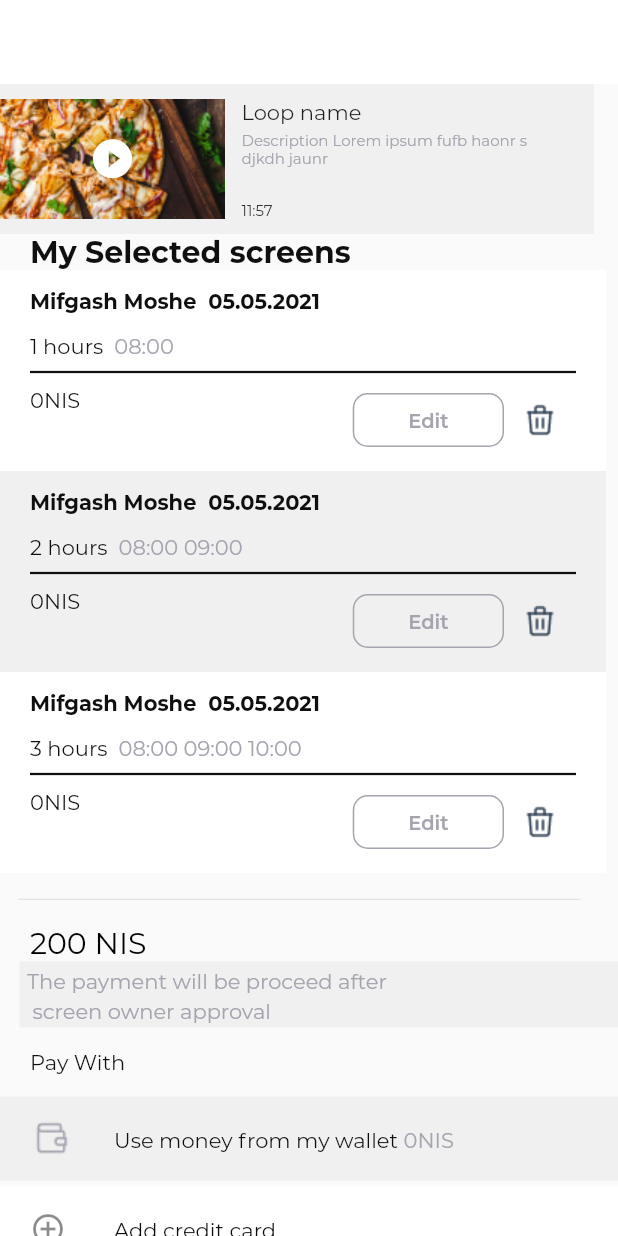
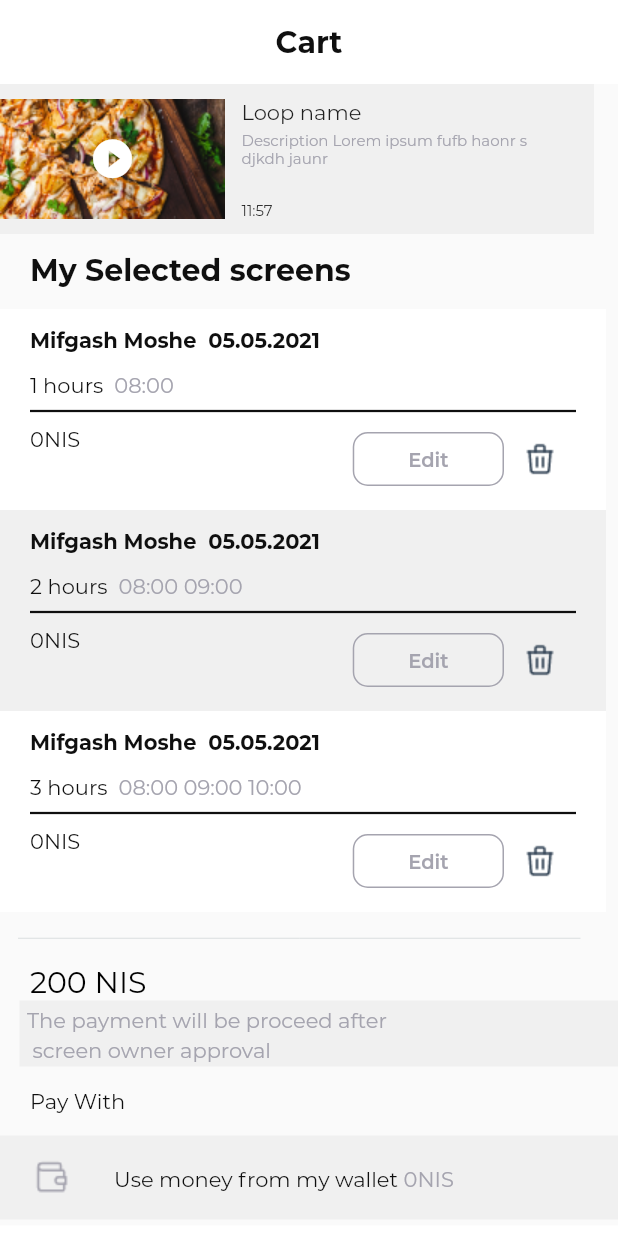
Before and after one commit to Cheshireus/test_task, a Flutter app: the CartScreen screen opened by its route, on a phone screen of 412 x 824 dp. Run offline on Flutter 3.47's test engine with Material 2 defaults, Android fonts, the light colour scheme and no system bars; our stand-ins replace gradient_widgets.

Commit message:
add next screen

```diff
--- a/lib/main.dart
+++ b/lib/main.dart
@@ -2,7 +2,7 @@
 
 import 'package:test_task/screens/cart_screen.dart';
 import 'package:test_task/screens/order_summary.dart';
-import 'resources/thems.dart';
+import 'resources/theme.dart';
 
 main() {
   runApp(MyApp());
--- a/lib/resources/thems.dart
+++ b/lib/resources/theme.dart
@@ -31,54 +31,59 @@
 
 // ignore: camel_case_types
 class kTextStyle {
-  static const TextStyle appBarTitle = TextStyle(
+  static const appBarTitle = TextStyle(
     fontFamily: 'Montserrat',
     fontSize: 20,
     color: const Color(0xff0f0f0f),
     fontWeight: FontWeight.w700,
   );
-  static const TextStyle kVideoListTitleTextStyle = TextStyle(
+  static const kVideoListTitleTextStyle = TextStyle(
     fontFamily: 'Montserrat',
     fontSize: 14,
   );
-  static const TextStyle kVideoSubtitleTextStyle = TextStyle(
+  static const kVideoSubtitleTextStyle = TextStyle(
     fontFamily: 'Montserrat',
     fontSize: 10,
     color: Color(0xffa5a4af),
   );
-  static const TextStyle kVideoSubtitleTime = TextStyle(
+  static const kVideoSubtitleTime = TextStyle(
     fontFamily: 'Montserrat',
     fontSize: 10,
     color: const Color(0xff1a1a1a),
   );
-  static const TextStyle montserratRegular20black = TextStyle(
+  static const montserratRegular20black = TextStyle(
     fontFamily: 'Montserrat',
     fontSize: 20,
     color: const Color(0xff000000),
   );
-  static const TextStyle montserratRegular14 = TextStyle(
+  static const montserratRegular14 = TextStyle(
     fontFamily: 'Montserrat',
     fontSize: 14,
     color: const Color(0xffa5a4af),
     height: 1.4285714285714286,
   );
 
-  static const TextStyle montserratRegular14Black = TextStyle(
+  static const montserratRegular14Black = TextStyle(
     fontFamily: 'Montserrat',
     fontSize: 14,
     color: const Color(0xff0f0f0f),
     height: 1.4285714285714286,
   );
-  static const TextStyle button = TextStyle(
+  static const button = TextStyle(
     fontFamily: 'Montserrat',
     fontSize: 13,
     color: const Color(0xffffffff),
     fontWeight: FontWeight.w600,
   );
-  static const TextStyle TitleBold = TextStyle(
+  static const TitleBold = TextStyle(
     fontFamily: 'Montserrat',
     fontSize: 14,
     color: const Color(0xff0f0f0f),
     fontWeight: FontWeight.w700,
   );
+  static const montserra13Blue = TextStyle(
+    fontFamily: 'Montserrat',
+    fontSize: 13,
+    color: const Color(0xff168fcf),
+  );
 }
--- a/lib/screens/build_card_screen/build_app_bar.dart
+++ b/lib/screens/build_card_screen/build_app_bar.dart
@@ -1,14 +1,21 @@
 import 'package:flutter/material.dart';
-import 'package:test_task/resources/const_screens_date.dart';
+import 'package:test_task/resources/const_string.dart';
+import 'package:test_task/resources/theme.dart';
 
 AppBar buildAppBar(BuildContext context) {
   return AppBar(
     elevation: 0,
     leading: IconButton(
       icon: Icon(Icons.arrow_back_ios),
-      onPressed: () {},
+      onPressed: () {
+        Navigator.pop(context);
+        //todo ontap back
+      },
     ),
-    title: Text(kCartScreenData.appBarTitle),
+    title: Text(
+      kStringCart.appBarTitle,
+      style: kTextStyle.appBarTitle,
+    ),
     centerTitle: true,
   );
 }
--- a/lib/screens/build_card_screen/build_history_list.dart
+++ b/lib/screens/build_card_screen/build_history_list.dart
@@ -1,16 +1,16 @@
 import 'package:flutter/material.dart';
 import 'package:test_task/resources/example_date.dart';
-import 'package:test_task/resources/thems.dart';
+import 'package:test_task/resources/theme.dart';
 import 'package:test_task/widgets/history_list_title.dart';
-import 'package:test_task/resources/const_screens_date.dart';
+import 'package:test_task/resources/const_string.dart';
 
 Widget buildHistoryList(BuildContext context) {
   return Column(
     crossAxisAlignment: CrossAxisAlignment.start,
     children: [
       Padding(
-        padding: kPadding.standardHorizontal,
-        child: Text(kCartScreenData.title, style: kTextStyle.appBarTitle),
+        padding: kPadding.standardHorizontal.copyWith(top: 12, bottom: 14),
+        child: Text(kStringCart.title, style: kTextStyle.appBarTitle),
       ),
       Container(
         constraints: BoxConstraints(maxHeight: 500),
--- a/lib/screens/build_card_screen/build_payment_description.dart
+++ b/lib/screens/build_card_screen/build_payment_description.dart
@@ -1,6 +1,6 @@
 import 'package:flutter/material.dart';
-import 'package:test_task/resources/thems.dart';
-import 'package:test_task/resources/const_screens_date.dart';
+import 'package:test_task/resources/theme.dart';
+import 'package:test_task/resources/const_string.dart';
 import 'package:test_task/resources/example_date.dart';
 
 Widget buildPaymentDescription(BuildContext context) {
@@ -10,8 +10,7 @@
       Padding(
         padding: kPadding.standardHorizontal,
         child: Text(
-          (exampleCountNis.count.toString() + kCartScreenData.nis)
-              .toUpperCase(),
+          (exampleCountNis.count.toString() + kStringCart.nis).toUpperCase(),
           style: kTextStyle.montserratRegular20black,
         ),
       ),
@@ -21,7 +20,7 @@
         width: double.infinity,
         color: kColors.lightGray,
         child: Text(
-          kCartScreenData.descriptionNis,
+          kStringCart.descriptionNis,
           style: kTextStyle.montserratRegular14,
         ),
       ),
--- a/lib/screens/build_card_screen/build_video_list_title.dart
+++ b/lib/screens/build_card_screen/build_video_list_title.dart
@@ -1,6 +1,6 @@
 import 'package:flutter/material.dart';
 import 'package:test_task/widgets/video_list_title.dart';
-import 'package:test_task/resources/thems.dart';
+import 'package:test_task/resources/theme.dart';
 import 'package:test_task/resources/example_date.dart';
 
 Container buildVideoListTitle(BuildContext context) {
--- a/lib/screens/cart_screen.dart
+++ b/lib/screens/cart_screen.dart
@@ -6,8 +6,8 @@
 import 'build_card_screen/build_list_payment_options.dart';
 import 'build_card_screen/build_payment_description.dart';
 import 'build_card_screen/build_video_list_title.dart';
-import 'package:test_task/resources/thems.dart';
-import 'package:test_task/resources/const_screens_date.dart';
+import 'package:test_task/resources/theme.dart';
+import 'package:test_task/resources/const_string.dart';
 
 class CartScreen extends StatelessWidget {
   static const id = "card";
@@ -15,7 +15,8 @@
   @override
   Widget build(BuildContext context) {
     // final size = MediaQuery.of(context).size.width;
-    return Scaffold(
+    return SafeArea(
+      child: Scaffold(
         appBar: buildAppBar(context),
         body: SingleChildScrollView(
           child: Column(
@@ -29,7 +30,7 @@
                 padding:
                     kPadding.standardHorizontal.copyWith(top: 12, bottom: 12),
                 child: Text(
-                kCartScreenData.payWith,
+                  kStringCart.payWith,
                   style: kTextStyle.montserratRegular14Black,
                 ),
               ),
@@ -41,12 +42,13 @@
                     //todo tap check out
                     print('tap check out');
                   },
-                title: kCartScreenData.buttonCheckOut,
+                  title: kStringCart.buttonCheckOut,
                 ),
               ),
             ],
           ),
         ),
+      ),
     );
   }
 }
--- a/lib/widgets/button_with_outline.dart
+++ b/lib/widgets/button_with_outline.dart
@@ -1,5 +1,5 @@
 import 'package:flutter/material.dart';
-import 'package:test_task/resources/thems.dart';
+import 'package:test_task/resources/theme.dart';
 
 class ButtonWithOutline extends StatelessWidget {
   final String title;
@@ -11,7 +11,8 @@
 
   @override
   Widget build(BuildContext context) {
-    return TextButton(
+    return Center(
+      child: TextButton(
         onPressed: onTap,
         child: Text(
           title,
@@ -31,6 +32,7 @@
           ),
           overlayColor: MaterialStateProperty.all(kColors.gray),
         ),
+      ),
     );
   }
 }
--- a/lib/widgets/custom_button_with_circle.dart
+++ b/lib/widgets/custom_button_with_circle.dart
@@ -1,5 +1,5 @@
 import 'package:flutter/material.dart';
-import 'package:test_task/resources/thems.dart';
+import 'package:test_task/resources/theme.dart';
 
 class CustomButtonWithCircle extends StatelessWidget {
   final Radius? radius;
--- a/lib/widgets/gradient_button_wrapper.dart
+++ b/lib/widgets/gradient_button_wrapper.dart
@@ -1,6 +1,6 @@
 import 'package:flutter/material.dart';
 import 'package:gradient_widgets/gradient_widgets.dart';
-import 'package:test_task/resources/thems.dart';
+import 'package:test_task/resources/theme.dart';
 
 class GradientButtonWrapper extends StatelessWidget {
   final String title;
--- a/lib/widgets/history_list_title.dart
+++ b/lib/widgets/history_list_title.dart
@@ -1,9 +1,9 @@
 import 'package:flutter/material.dart';
-import 'package:test_task/resources/const_screens_date.dart';
+import 'package:test_task/resources/const_string.dart';
 import 'package:test_task/resources/icons_path.dart';
 import 'package:test_task/util.dart';
 import 'package:test_task/widgets/button_with_outline.dart';
-import 'package:test_task/resources/thems.dart';
+import 'package:test_task/resources/theme.dart';
 
 class HistoryListTitle extends StatelessWidget {
   final String title;
@@ -84,7 +84,7 @@
                   Visibility(
                     visible: callBackButtonEdit != null,
                     child: ButtonWithOutline(
-                      title: kCartScreenData.buttonEdit,
+                      title: kStringCart.buttonEdit,
                       onTap: callBackButtonEdit ?? () {},
                     ),
                   ),
--- a/lib/widgets/list_of_payment_options.dart
+++ b/lib/widgets/list_of_payment_options.dart
@@ -1,10 +1,10 @@
 import 'package:flutter/material.dart';
 import 'package:test_task/resources/icons_path.dart';
 import 'package:test_task/resources/images_path.dart';
-import 'package:test_task/resources/thems.dart';
+import 'package:test_task/resources/theme.dart';
 import 'package:test_task/util.dart';
 import 'package:test_task/widgets/paymen_list_title.dart';
-import 'package:test_task/resources/const_screens_date.dart';
+import 'package:test_task/resources/const_string.dart';
 
 class ListPaymentOptions extends StatefulWidget {
   final List<String> listCreditCart; //список кредитных карт
@@ -39,11 +39,11 @@
           },
           title: RichText(
             text: TextSpan(
-              text: kCartScreenData.WalletOnis1,
+              text: kStringCart.WalletOnis1,
               style: kTextStyle.montserratRegular14Black,
               children: [
                 TextSpan(
-                    text: kCartScreenData.WalletOnis2,
+                    text: kStringCart.WalletOnis2,
                     style: kTextStyle.montserratRegular14),
               ],
             ),
@@ -57,7 +57,7 @@
             onTap: widget.onTapAddCreditCart,
           ),
           title: Text(
-            kCartScreenData.addCard,
+            kStringCart.addCard,
             style: kTextStyle.montserratRegular14Black,
           ),
         ),
--- a/lib/widgets/paymen_list_title.dart
+++ b/lib/widgets/paymen_list_title.dart
@@ -1,5 +1,5 @@
 import 'package:flutter/material.dart';
-import 'package:test_task/resources/thems.dart';
+import 'package:test_task/resources/theme.dart';
 import 'package:test_task/widgets/custom_button_with_circle.dart';
 
 class PaymentListTitle extends StatelessWidget {
--- a/lib/widgets/video_list_title.dart
+++ b/lib/widgets/video_list_title.dart
@@ -1,6 +1,6 @@
 import 'package:flutter/material.dart';
 import 'package:intl/intl.dart';
-import 'package:test_task/resources/thems.dart';
+import 'package:test_task/resources/theme.dart';
 
 class VideoListTitle extends StatelessWidget {
   final ImageProvider leadingImage;
--- a/lib/widgets/wrapperDivider.dart
+++ b/lib/widgets/wrapperDivider.dart
@@ -1,5 +1,5 @@
 import 'package:flutter/material.dart';
-import 'package:test_task/resources/thems.dart';
+import 'package:test_task/resources/theme.dart';
 
 class WrapperDivider extends StatelessWidget {
   final Color? color;
```
Also changed, not shown: lib/resources/const_string.dart (renamed from lib/resources/const_screens_date.dart, +7 -2 lines), lib/screens/order_summary.dart (+116 -12 lines), 6 other files. Lines whose indentation alone changed are shown as unchanged.
